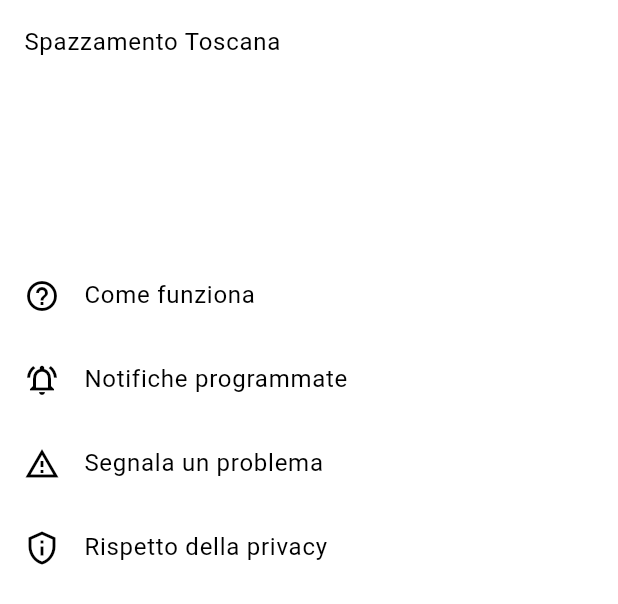
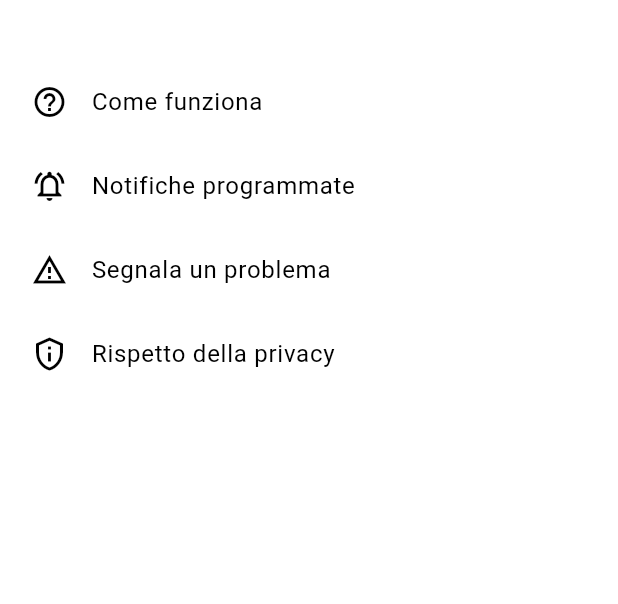
Before and after one commit to c2r0b/spazzamento-toscana, a Flutter app: the DrawerWidget widget shown alone on an empty page, opened directly, on a phone screen of 412 x 824 dp. Shown: the top 604 px of the screen. Run offline on Flutter 3.47's test engine with Material 3 defaults, Android fonts, the phone set to English and light mode, and no system bars; our stand-ins replace awesome_notifications, flutter_dotenv, flutter_map, flutter_typeahead, freezed_annotation, geocoding and 3 more; missing offline and left inert: string_similarity; accounts and stored records are empty; generated files the repository leaves out were written again.

Commit message:
drawer dark mode fix

```diff
--- a/lib/widgets/drawer.dart
+++ b/lib/widgets/drawer.dart
@@ -2,32 +2,15 @@ import 'package:flutter/material.dart';
 import '../constants.dart';
 import '../dialogs/notification_dialog.dart';
 
-class DrawerWidget extends StatefulWidget {
+class DrawerWidget extends StatelessWidget {
   const DrawerWidget({super.key});
 
   @override
-  _DrawerWidgetState createState() => _DrawerWidgetState();
-}
-
-class _DrawerWidgetState extends State<DrawerWidget> {
-  @override
   Widget build(BuildContext context) {
-    //FlutterLocalNotificationsPlugin plugin =FlutterLocalNotificationsPlugin(); // Initialize the plugin
-
     return Drawer(
-      // Add a ListView to the drawer. This ensures the user can scroll
-      // through the options in the drawer if there isn't enough vertical
-      // space to fit everything.
       child: ListView(
-        // Important: Remove any padding from the ListView.
-        padding: EdgeInsets.zero,
+        padding: const EdgeInsets.only(top: 40, left: 5),
         children: [
-          DrawerHeader(
-            decoration: BoxDecoration(
-              color: Theme.of(context).colorScheme.surface,
-            ),
-            child: const Text('Spazzamento Toscana'),
-          ),
           ListTile(
             title: const Text('Come funziona'),
             leading: Icon(Icons.help_outline,
```
